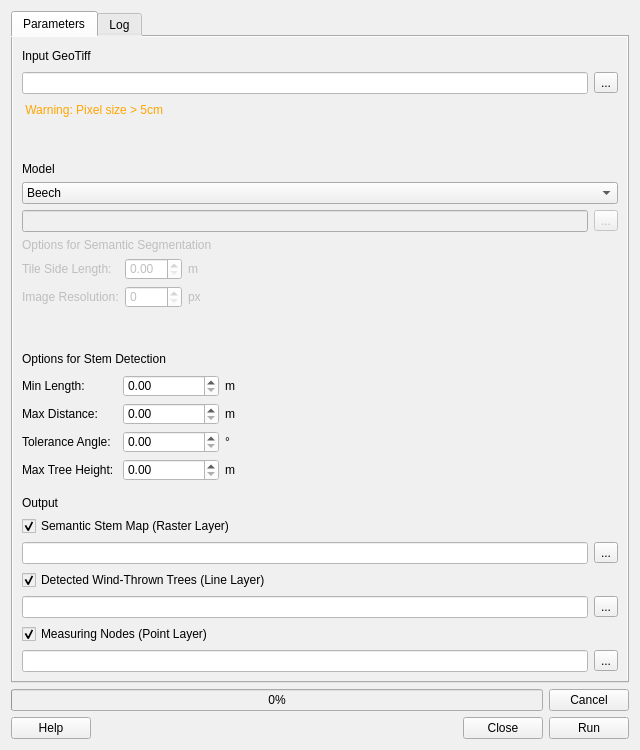
Old version of the form winmol_analyzer_dialog_base.ui in the repository cwinkelmann/WINMOL_Analyzer.
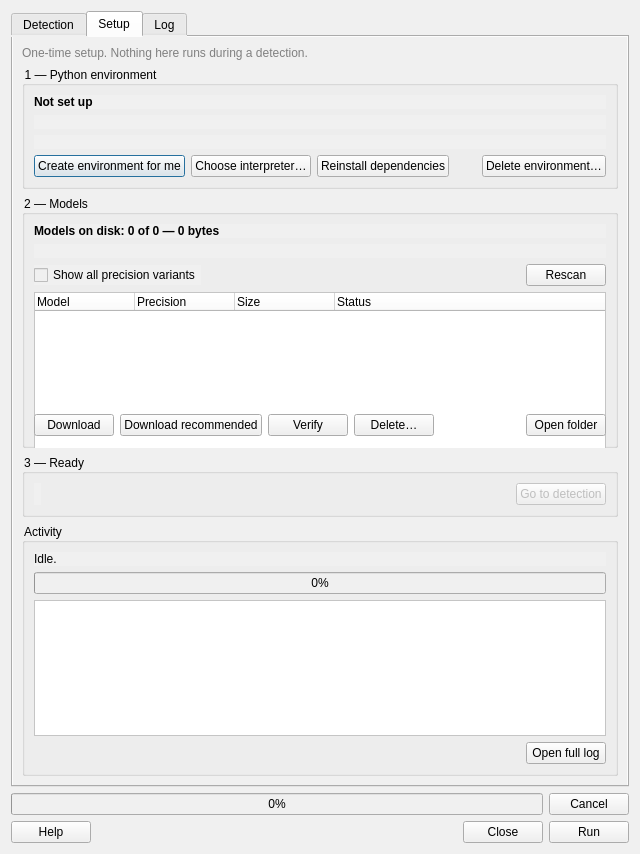
New version of the form. The open tabs and pages were chosen to show the change.

Commit message: feat(gui): a dedicated Setup tab — env create/repair/DELETE and models

The edit to the form file:
```diff
--- a/winmol_analyzer_dialog_base.ui
+++ b/winmol_analyzer_dialog_base.ui
@@ -33,7 +33,7 @@
      </property>
      <widget class="QWidget" name="tab">
       <attribute name="title">
-       <string>Parameters</string>
+       <string>Detection</string>
       </attribute>
       <layout class="QVBoxLayout" name="verticalLayout_4">
        <item>
@@ -565,6 +565,407 @@
        </item>
       </layout>
      </widget>
+     <widget class="QWidget" name="tab_setup">
+      <attribute name="title">
+       <string>Setup</string>
+      </attribute>
+      <layout class="QVBoxLayout" name="verticalLayout_setup">
+       <item>
+        <widget class="QLabel" name="setup_intro_label">
+         <property name="styleSheet">
+          <string notr="true">color: gray;</string>
+         </property>
+         <property name="text">
+          <string>One-time setup. Nothing here runs during a detection.</string>
+         </property>
+         <property name="wordWrap">
+          <bool>true</bool>
+         </property>
+        </widget>
+       </item>
+       <item>
+        <widget class="QGroupBox" name="setup_env_group">
+         <property name="title">
+          <string>1 — Python environment</string>
+         </property>
+         <layout class="QGridLayout" name="gridLayout_setup_env">
+          <item row="0" column="0" colspan="5">
+           <widget class="QLabel" name="env_state_label">
+            <property name="font">
+             <font>
+              <weight>75</weight>
+              <bold>true</bold>
+             </font>
+            </property>
+            <property name="text">
+             <string>Not set up</string>
+            </property>
+           </widget>
+          </item>
+          <item row="1" column="0" colspan="5">
+           <widget class="QLabel" name="env_path_label">
+            <property name="styleSheet">
+             <string notr="true">color: gray;</string>
+            </property>
+            <property name="text">
+             <string/>
+            </property>
+            <property name="wordWrap">
+             <bool>true</bool>
+            </property>
+            <property name="textInteractionFlags">
+             <set>Qt::TextSelectableByMouse</set>
+            </property>
+           </widget>
+          </item>
+          <item row="2" column="0" colspan="5">
+           <widget class="QLabel" name="env_detail_label">
+            <property name="styleSheet">
+             <string notr="true">color: gray;</string>
+            </property>
+            <property name="text">
+             <string/>
+            </property>
+            <property name="wordWrap">
+             <bool>true</bool>
+            </property>
+           </widget>
+          </item>
+          <item row="3" column="0">
+           <widget class="QPushButton" name="env_create_button">
+            <property name="text">
+             <string>Create environment for me</string>
+            </property>
+            <property name="default">
+             <bool>true</bool>
+            </property>
+           </widget>
+          </item>
+          <item row="3" column="1">
+           <widget class="QPushButton" name="env_choose_button">
+            <property name="text">
+             <string>Choose interpreter…</string>
+            </property>
+           </widget>
+          </item>
+          <item row="3" column="2">
+           <widget class="QPushButton" name="env_repair_button">
+            <property name="text">
+             <string>Reinstall dependencies</string>
+            </property>
+           </widget>
+          </item>
+          <item row="3" column="3">
+           <spacer name="horizontalSpacer_setup_env">
+            <property name="orientation">
+             <enum>Qt::Horizontal</enum>
+            </property>
+            <property name="sizeHint" stdset="0">
+             <size>
+              <width>20</width>
+              <height>20</height>
+             </size>
+            </property>
+           </spacer>
+          </item>
+          <item row="3" column="4">
+           <widget class="QPushButton" name="env_delete_button">
+            <property name="text">
+             <string>Delete environment…</string>
+            </property>
+           </widget>
+          </item>
+         </layout>
+        </widget>
+       </item>
+       <item>
+        <widget class="QGroupBox" name="setup_model_group">
+         <property name="title">
+          <string>2 — Models</string>
+         </property>
+         <layout class="QVBoxLayout" name="verticalLayout_setup_models">
+          <item>
+           <widget class="QLabel" name="models_summary_label">
+            <property name="font">
+             <font>
+              <weight>75</weight>
+              <bold>true</bold>
+             </font>
+            </property>
+            <property name="text">
+             <string>Models on disk: 0 of 0 — 0 bytes</string>
+            </property>
+           </widget>
+          </item>
+          <item>
+           <widget class="QLabel" name="models_dir_label">
+            <property name="styleSheet">
+             <string notr="true">color: gray;</string>
+            </property>
+            <property name="text">
+             <string/>
+            </property>
+            <property name="wordWrap">
+             <bool>true</bool>
+            </property>
+            <property name="textInteractionFlags">
+             <set>Qt::TextSelectableByMouse</set>
+            </property>
+           </widget>
+          </item>
+          <item>
+           <layout class="QHBoxLayout" name="horizontalLayout_models_filter">
+            <item>
+             <widget class="QCheckBox" name="models_variants_checkBox">
+              <property name="text">
+               <string>Show all precision variants</string>
+              </property>
+              <property name="checked">
+               <bool>false</bool>
+              </property>
+             </widget>
+            </item>
+            <item>
+             <spacer name="horizontalSpacer_models_filter">
+              <property name="orientation">
+               <enum>Qt::Horizontal</enum>
+              </property>
+              <property name="sizeHint" stdset="0">
+               <size>
+                <width>20</width>
+                <height>20</height>
+               </size>
+              </property>
+             </spacer>
+            </item>
+            <item>
+             <widget class="QPushButton" name="models_refresh_button">
+              <property name="text">
+               <string>Rescan</string>
+              </property>
+             </widget>
+            </item>
+           </layout>
+          </item>
+          <item>
+           <widget class="QTreeWidget" name="models_treeWidget">
+            <property name="minimumSize">
+             <size>
+              <width>0</width>
+              <height>180</height>
+             </size>
+            </property>
+            <property name="styleSheet">
+             <string notr="true">background-color: rgb(255, 255, 255)</string>
+            </property>
+            <property name="alternatingRowColors">
+             <bool>false</bool>
+            </property>
+            <property name="selectionMode">
+             <enum>QAbstractItemView::SingleSelection</enum>
+            </property>
+            <property name="selectionBehavior">
+             <enum>QAbstractItemView::SelectRows</enum>
+            </property>
+            <property name="rootIsDecorated">
+             <bool>true</bool>
+            </property>
+            <property name="uniformRowHeights">
+             <bool>true</bool>
+            </property>
+            <column>
+             <property name="text">
+              <string>Model</string>
+             </property>
+            </column>
+            <column>
+             <property name="text">
+              <string>Precision</string>
+             </property>
+            </column>
+            <column>
+             <property name="text">
+              <string>Size</string>
+             </property>
+            </column>
+            <column>
+             <property name="text">
+              <string>Status</string>
+             </property>
+            </column>
+           </widget>
+          </item>
+          <item>
+           <layout class="QHBoxLayout" name="horizontalLayout_models_buttons">
+            <item>
+             <widget class="QPushButton" name="models_download_button">
+              <property name="text">
+               <string>Download</string>
+              </property>
+             </widget>
+            </item>
+            <item>
+             <widget class="QPushButton" name="models_download_default_button">
+              <property name="text">
+               <string>Download recommended</string>
+              </property>
+             </widget>
+            </item>
+            <item>
+             <widget class="QPushButton" name="models_verify_button">
+              <property name="text">
+               <string>Verify</string>
+              </property>
+             </widget>
+            </item>
+            <item>
+             <widget class="QPushButton" name="models_delete_button">
+              <property name="text">
+               <string>Delete…</string>
+              </property>
+             </widget>
+            </item>
+            <item>
+             <spacer name="horizontalSpacer_models_buttons">
+              <property name="orientation">
+               <enum>Qt::Horizontal</enum>
+              </property>
+              <property name="sizeHint" stdset="0">
+               <size>
+                <width>20</width>
+                <height>20</height>
+               </size>
+              </property>
+             </spacer>
+            </item>
+            <item>
+             <widget class="QPushButton" name="models_open_folder_button">
+              <property name="text">
+               <string>Open folder</string>
+              </property>
+             </widget>
+            </item>
+           </layout>
+          </item>
+         </layout>
+        </widget>
+       </item>
+       <item>
+        <widget class="QGroupBox" name="setup_ready_group">
+         <property name="title">
+          <string>3 — Ready</string>
+         </property>
+         <layout class="QHBoxLayout" name="horizontalLayout_setup_ready">
+          <item>
+           <widget class="QLabel" name="setup_ready_label">
+            <property name="text">
+             <string/>
+            </property>
+            <property name="wordWrap">
+             <bool>true</bool>
+            </property>
+           </widget>
+          </item>
+          <item>
+           <spacer name="horizontalSpacer_setup_ready">
+            <property name="orientation">
+             <enum>Qt::Horizontal</enum>
+            </property>
+            <property name="sizeHint" stdset="0">
+             <size>
+              <width>20</width>
+              <height>20</height>
+             </size>
+            </property>
+           </spacer>
+          </item>
+          <item>
+           <widget class="QPushButton" name="setup_go_detect_button">
+            <property name="enabled">
+             <bool>false</bool>
+            </property>
+            <property name="text">
+             <string>Go to detection</string>
+            </property>
+           </widget>
+          </item>
+         </layout>
+        </widget>
+       </item>
+       <item>
+        <widget class="QGroupBox" name="setup_activity_group">
+         <property name="title">
+          <string>Activity</string>
+         </property>
+         <layout class="QVBoxLayout" name="verticalLayout_setup_activity">
+          <item>
+           <widget class="QLabel" name="setup_status_label">
+            <property name="text">
+             <string>Idle.</string>
+            </property>
+            <property name="wordWrap">
+             <bool>true</bool>
+            </property>
+           </widget>
+          </item>
+          <item>
+           <widget class="QProgressBar" name="setup_progress_bar">
+            <property name="value">
+             <number>0</number>
+            </property>
+            <property name="textVisible">
+             <bool>true</bool>
+            </property>
+           </widget>
+          </item>
+          <item>
+           <widget class="QPlainTextEdit" name="setup_detail_log">
+            <property name="maximumSize">
+             <size>
+              <width>16777215</width>
+              <height>140</height>
+             </size>
+            </property>
+            <property name="styleSheet">
+             <string notr="true">background-color: rgb(255, 255, 255)</string>
+            </property>
+            <property name="readOnly">
+             <bool>true</bool>
+            </property>
+            <property name="maximumBlockCount">
+             <number>500</number>
+            </property>
+           </widget>
+          </item>
+          <item>
+           <layout class="QHBoxLayout" name="horizontalLayout_setup_activity_buttons">
+            <item>
+             <spacer name="horizontalSpacer_setup_activity">
+              <property name="orientation">
+               <enum>Qt::Horizontal</enum>
+              </property>
+              <property name="sizeHint" stdset="0">
+               <size>
+                <width>20</width>
+                <height>20</height>
+               </size>
+              </property>
+             </spacer>
+            </item>
+            <item>
+             <widget class="QPushButton" name="setup_open_log_button">
+              <property name="text">
+               <string>Open full log</string>
+              </property>
+             </widget>
+            </item>
+           </layout>
+          </item>
+         </layout>
+        </widget>
+       </item>
+      </layout>
+     </widget>
      <widget class="QWidget" name="tab_2">
       <attribute name="title">
        <string>Log</string>
```
Left out of the diff: 79 changed lines with no effect on the pictures. The commit also changes 5 other files.
